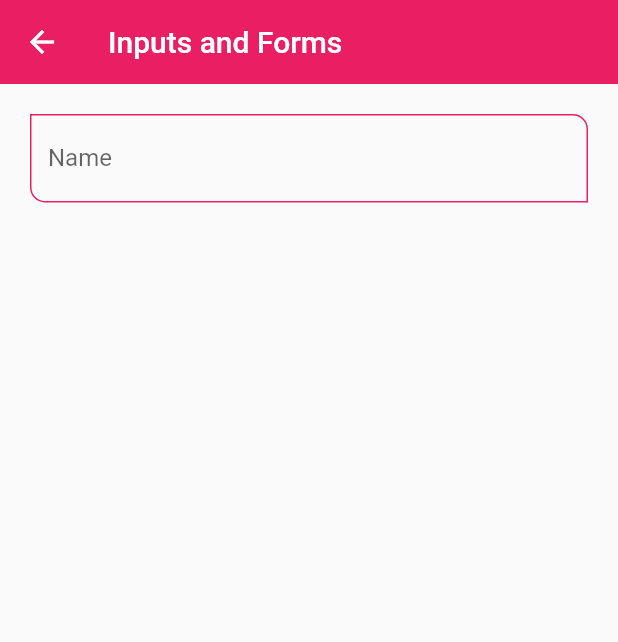
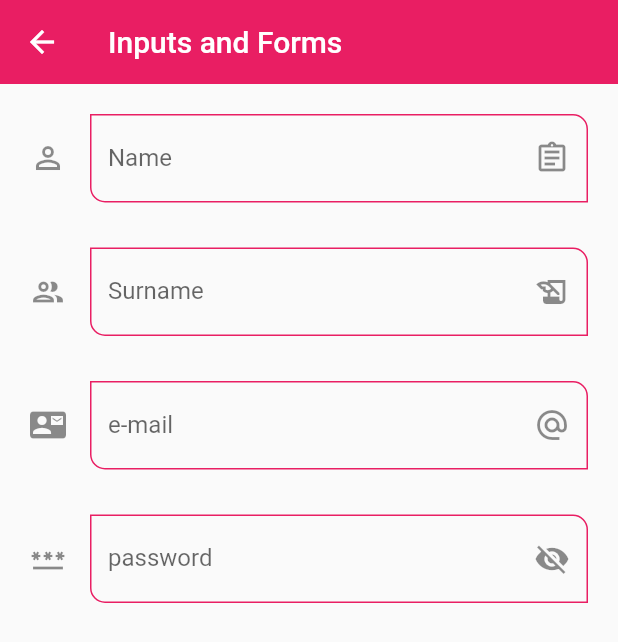
Before and after one commit to GitRockie/flutter_app_1, a Flutter app: the InputsScreen screen opened by its route, on a phone screen of 412 x 824 dp. Shown: the top 642 px of the screen. Run offline on Flutter 3.47's test engine with Material 2 defaults, Android fonts, the phone set to English and light mode, and no system bars.

Commit message:
Email and Password Input
email input - keyboard type
password - obsqureText true

```diff
--- a/lib/screens/inputs_screen.dart
+++ b/lib/screens/inputs_screen.dart
@@ -18,7 +18,39 @@ class InputsScreen extends StatelessWidget {
             CustomInputField(
               labelText: 'Name',
               hintText: 'Username',
-            )
+              icon: Icons.perm_identity_outlined,
+              suffixIcon: Icons.assignment_outlined,
+            ),
+            SizedBox(
+              height: 30,
+            ),
+            CustomInputField(
+              labelText: 'Surname',
+              hintText: 'Put your surname',
+              icon: Icons.group_outlined,
+              suffixIcon: Icons.history_edu,
+            ),
+            SizedBox(
+              height: 30,
+            ),
+            CustomInputField(
+              labelText: 'e-mail',
+              hintText: 'Put your e-mail',
+              icon: Icons.contact_mail,
+              suffixIcon: Icons.alternate_email,
+              keyboardType: TextInputType.emailAddress,
+            ),
+            SizedBox(
+              height: 30,
+            ),
+            CustomInputField(
+              labelText: 'password',
+              hintText: 'Create your password',
+              icon: Icons.password_outlined,
+              suffixIcon: Icons.visibility_off,
+              obscureText: true,
+              //keyboardType: TextInputType.visiblePassword,
+            ),
           ]),
         ),
       ),
--- a/lib/widgets/custom_input_field.dart
+++ b/lib/widgets/custom_input_field.dart
@@ -6,6 +6,8 @@ class CustomInputField extends StatelessWidget {
   final String? helperText;
   final IconData? icon;
   final IconData? suffixIcon;
+  final TextInputType? keyboardType;
+  final bool obscureText;
 
   const CustomInputField({
     Key? key,
@@ -14,6 +16,8 @@ class CustomInputField extends StatelessWidget {
     this.helperText,
     this.icon,
     this.suffixIcon,
+    this.keyboardType,
+    this.obscureText = false,
   }) : super(key: key);
 
   @override
@@ -22,6 +26,8 @@ class CustomInputField extends StatelessWidget {
       autofocus: false,
       initialValue: '',
       textCapitalization: TextCapitalization.words,
+      keyboardType: keyboardType,
+      obscureText: obscureText,
       onChanged: (value) {
         print(value);
       },
@@ -34,6 +40,7 @@ class CustomInputField extends StatelessWidget {
         hintText: hintText,
         labelText: labelText,
         helperText: helperText,
+
         //counterText: '3 characters'
         //prefixIcon: Icon(),
         suffixIcon: suffixIcon == null ? null : Icon(suffixIcon),
```
